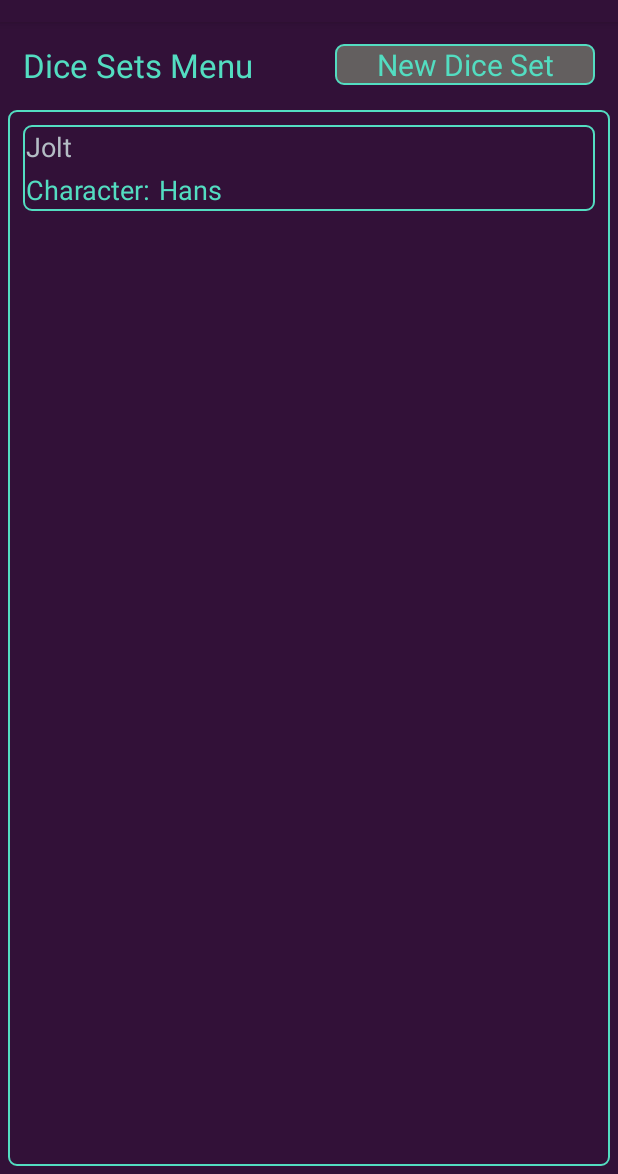
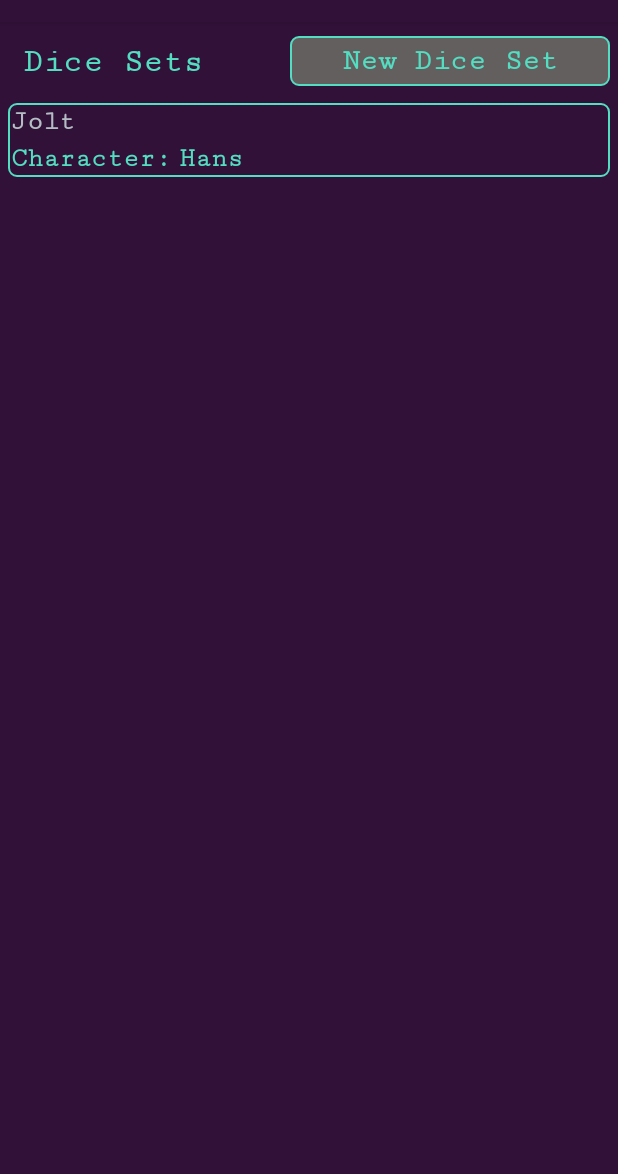
Before and after one commit to zweber11/DiceMaster, an Android app: the screen it shows after launch (MainActivity), in the side drawer, after a tap on "Dice Sets", on a phone screen of 412 x 824 dp, the part 62-1236 px from its top. Run offline under Robolectric (Android 15) with nearby library versions, the phone set to English and light mode, and no system bars.

Commit message:
-Styling/font changes

```diff
--- a/app/src/main/res/layout/dice_set_selector_item.xml
+++ b/app/src/main/res/layout/dice_set_selector_item.xml
@@ -17,13 +17,16 @@
                 android:layout_width="wrap_content"
                 android:layout_height="wrap_content"
                 android:orientation="horizontal">
+
                 <TextView
+                    android:id="@+id/ds_name"
                     android:layout_width="wrap_content"
                     android:layout_height="wrap_content"
-                    android:id="@+id/ds_name"
+                    android:fontFamily="serif-monospace"
                     android:text="Jolt"
+                    android:textColor="@color/color6"
                     android:textSize="18sp"
-                    android:textColor="@color/color6"/>
+                    android:textStyle="bold" />
             </LinearLayout>
         </TableRow>
 
@@ -33,21 +36,27 @@
             <LinearLayout
                 android:layout_width="wrap_content"
                 android:layout_height="wrap_content">
+
                 <TextView
+                    android:id="@+id/ds_charID1"
                     android:layout_width="wrap_content"
                     android:layout_height="wrap_content"
-                    android:id="@+id/ds_charID1"
+                    android:fontFamily="serif-monospace"
                     android:text="Character:"
+                    android:textColor="@color/color5"
                     android:textSize="18sp"
-                    android:textColor="@color/color5"/>
+                    android:textStyle="bold" />
+
                 <TextView
+                    android:id="@+id/ds_charID"
                     android:layout_width="wrap_content"
                     android:layout_height="wrap_content"
-                    android:id="@+id/ds_charID"
+                    android:layout_marginStart="5dp"
+                    android:fontFamily="serif-monospace"
                     android:text="Hans"
+                    android:textColor="@color/color5"
                     android:textSize="18sp"
-                    android:textColor="@color/color5"
-                    android:layout_marginStart="5dp" />
+                    android:textStyle="bold" />
             </LinearLayout>
         </TableRow>
 
--- a/app/src/main/res/layout/fragment_dice_sets.xml
+++ b/app/src/main/res/layout/fragment_dice_sets.xml
@@ -13,30 +13,35 @@
         android:layout_marginTop="60dp"
         android:layout_marginLeft="5dp"
         android:layout_marginRight="5dp">
+
         <TextView
+            android:id="@+id/textU16"
             android:layout_width="wrap_content"
             android:layout_height="wrap_content"
-            android:textAppearance="?android:attr/textAppearanceLarge"
-            android:text="Dice Sets Menu"
-            android:id="@+id/textU16"
+            android:layout_marginBottom="10dp"
             android:layout_marginStart="10dp"
             android:layout_marginTop="10dp"
-            android:layout_marginBottom="10dp"
             android:layout_weight="1"
-            android:textColor="@color/color5" />
+            android:fontFamily="serif-monospace"
+            android:text="Dice Sets"
+            android:textAppearance="?android:attr/textAppearanceLarge"
+            android:textColor="@color/color5"
+            android:textStyle="bold" />
 
         <TextView
             android:id="@+id/txtAddDS"
             android:layout_width="wrap_content"
             android:layout_height="wrap_content"
             android:layout_gravity="center_vertical|end"
-            android:layout_marginEnd="10dp"
             android:layout_weight="1"
             android:background="@drawable/background2"
+            android:fontFamily="serif-monospace"
             android:gravity="center_vertical|center_horizontal"
+            android:padding="5dp"
             android:text="New Dice Set"
             android:textColor="@color/color5"
-            android:textSize="20sp" />
+            android:textSize="20sp"
+            android:textStyle="bold" />
 
     </LinearLayout>
 
@@ -45,13 +50,11 @@
         android:orientation="vertical"
         android:layout_width="match_parent"
         android:layout_height="match_parent"
-        android:background="@drawable/background"
         android:layout_margin="5dp">
         <ListView
             android:layout_width="match_parent"
             android:layout_height="match_parent"
             android:id="@+id/lvDiceSets"
-            android:layout_margin="10dp"
             android:dividerHeight="10dp"
             android:divider="@color/colorPrimary" />
     </LinearLayout>
```
Also changed, not shown: app/src/main/res/layout/dsd_selector_item.xml (+5 -2 lines), app/src/main/res/layout/fragment_dice_set_die.xml (+17 -15 lines), app/src/main/res/layout/fragment_skills.xml (+8 -12 lines), app/src/main/res/layout/skill_selector_item.xml (+16 -42 lines).
